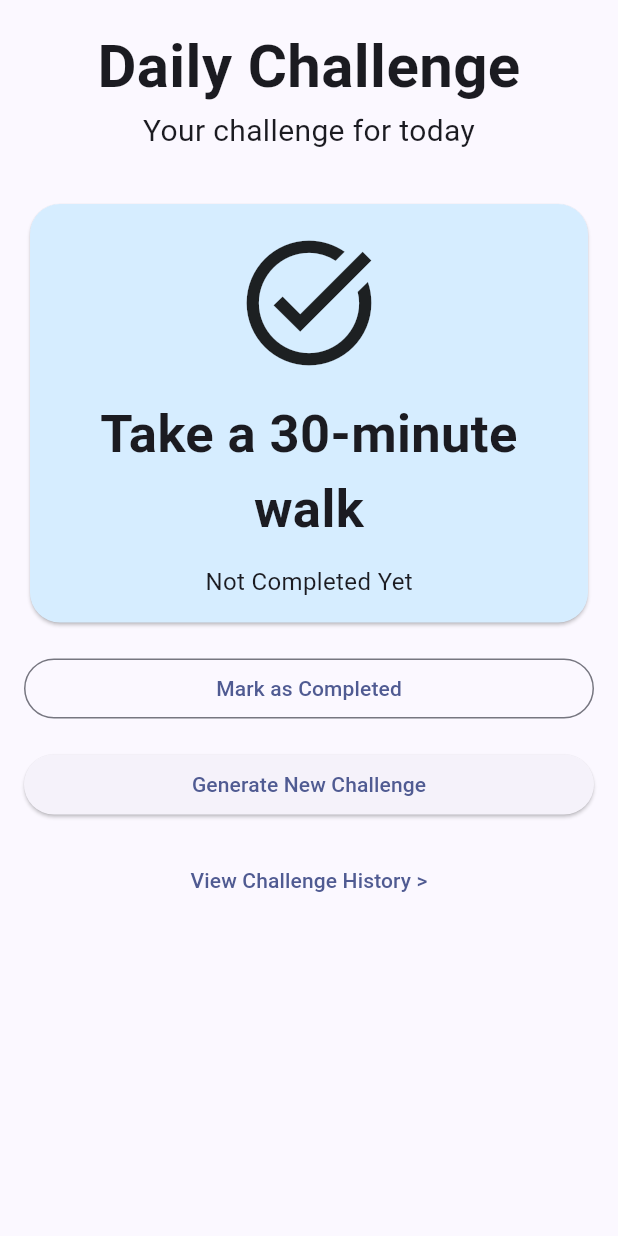
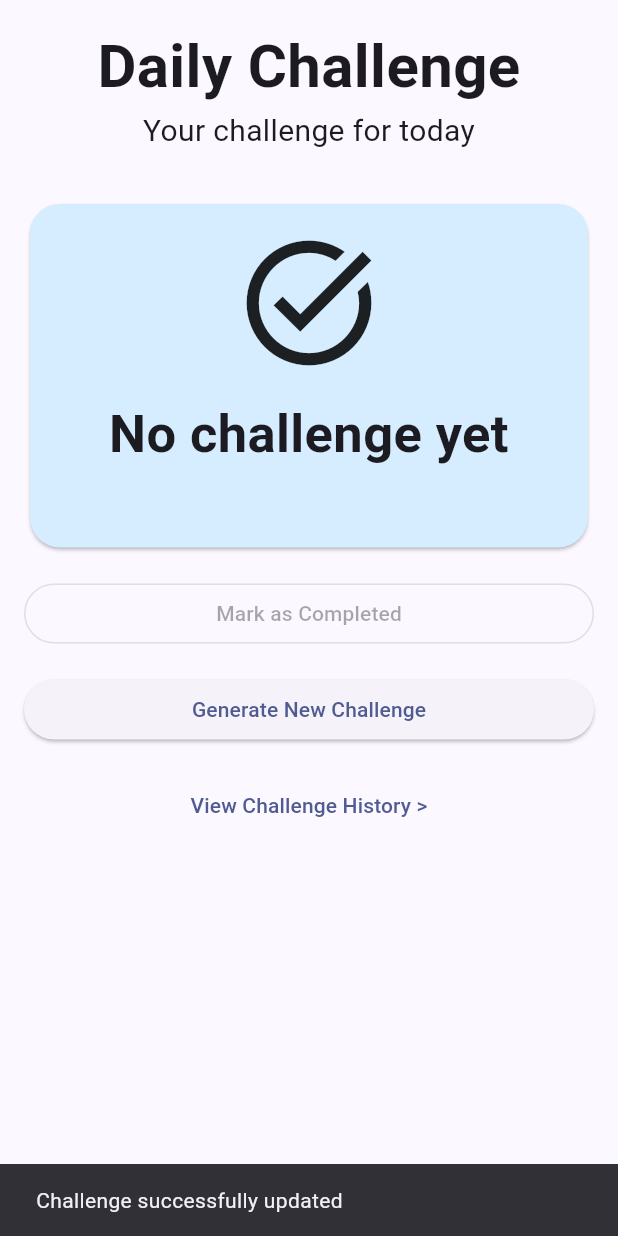
Before and after one commit to furqonnurbarilyahya/ActDay, a Flutter app: the screen it shows after launch, after a tap on "Mark as Completed", on a phone screen of 412 x 824 dp. Run offline on Flutter 3.47's test engine with Material 3 defaults, Android fonts, the phone set to English and light mode, and no system bars.

Commit message:
feat: Update home state logic to clear active challenge after completion

```diff
--- a/lib/history_item.dart
+++ b/lib/history_item.dart
@@ -59,7 +59,7 @@ var HistoryItemList = [
         "Drink at least 8 glasses of water throughout the day to stay hydrated. "
         "Proper hydration helps maintain body functions, improve concentration, and boost energy. "
         "You can spread the intake evenly from morning until night.",
-    status: "Completed",
+    status: "Not Completed",
     imagePath: "images/drink_water.jpg",
   ),
 ];
--- a/lib/home_screen.dart
+++ b/lib/home_screen.dart
@@ -1,4 +1,5 @@
 import 'package:actday/add_challenge_screen.dart';
+import 'package:actday/history_item.dart';
 import 'package:actday/history_screen.dart';
 import 'package:flutter/material.dart';
 
@@ -10,8 +11,20 @@ class HomeScreen extends StatefulWidget {
 }
 
 class _HomeScreenState extends State<HomeScreen> {
+  List<HistoryItem> historyItemList = HistoryItemList;
+
+  int? currentIndex;
+
   @override
+  void initState() {
+    super.initState();
+    if (historyItemList.isNotEmpty) {
+      currentIndex = HistoryItemList.length - 1;
+    }
+  }
+
   Widget build(BuildContext context) {
+    final currentItem = currentIndex != null ? historyItemList[currentIndex!] : null;
     return Scaffold(
       // appBar: AppBar(
       //   backgroundColor: Theme.of(context).colorScheme.inversePrimary,
@@ -50,7 +63,7 @@ class _HomeScreenState extends State<HomeScreen> {
                         Icon(Icons.task_alt_outlined, size: 100),
                         SizedBox(height: 12),
                         Text(
-                          "Take a 30-minute walk",
+                          currentItem?.challenge ?? "No challenge yet",
                           textAlign: TextAlign.center,
                           style: TextStyle(
                             fontSize: 35,
@@ -59,7 +72,7 @@ class _HomeScreenState extends State<HomeScreen> {
                         ),
                         SizedBox(height: 12),
                         Text(
-                          "Not Completed Yet",
+                          currentItem?.status ?? "",
                           style: TextStyle(fontSize: 16.0),
                         ),
                       ],
@@ -70,8 +83,14 @@ class _HomeScreenState extends State<HomeScreen> {
               SizedBox(height: 16),
               OutlinedButton(
                 child: Text("Mark as Completed"),
-                onPressed: () {
+                onPressed: currentIndex == null ? null : () {
                   //Aksi ketika diklik
+                  if (currentIndex == null) return;
+                  setState(() {
+                    historyItemList[currentIndex!].status = "Completed";
+                    currentIndex = null;
+                  });
+                  showSnackbar();
                 },
               ),
               SizedBox(height: 16),
@@ -79,9 +98,14 @@ class _HomeScreenState extends State<HomeScreen> {
                 child: Text("Generate New Challenge"),
                 onPressed: () {
                   //Aksi ketika diklik
-                  Navigator.push(context, MaterialPageRoute(builder: (context){
-                    return AddChallengeScreen();
-                  }));
+                  Navigator.push(
+                    context,
+                    MaterialPageRoute(
+                      builder: (context) {
+                        return AddChallengeScreen();
+                      },
+                    ),
+                  );
                 },
               ),
               SizedBox(height: 16),
@@ -89,9 +113,14 @@ class _HomeScreenState extends State<HomeScreen> {
                 child: Text("View Challenge History >"),
                 onPressed: () {
                   //Aksi ketika diklik
-                  Navigator.push(context, MaterialPageRoute(builder: (context){
-                    return HistoryScreen();
-                  }));
+                  Navigator.push(
+                    context,
+                    MaterialPageRoute(
+                      builder: (context) {
+                        return HistoryScreen();
+                      },
+                    ),
+                  );
                 },
               ),
             ],
@@ -100,4 +129,12 @@ class _HomeScreenState extends State<HomeScreen> {
       ),
     );
   }
+  void showSnackbar() {
+    ScaffoldMessenger.of(context).showSnackBar(
+      SnackBar(
+        content: Text("Challenge successfully updated"),
+        duration: Duration(seconds: 2),
+      ),
+    );
+  }
 }
```
Also changed, not shown: lib/add_challenge_screen.dart (+13 -0 lines).
